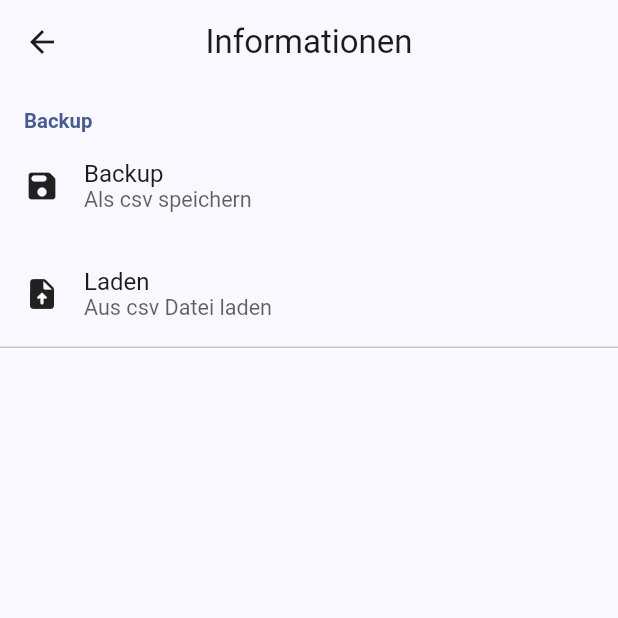
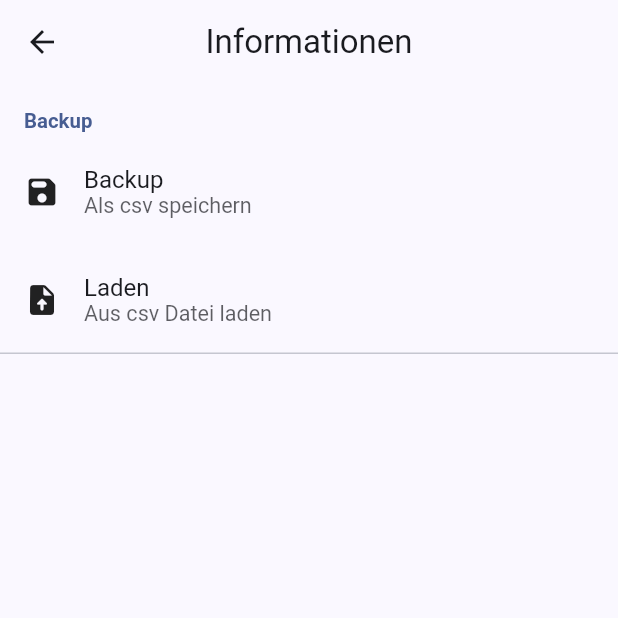
Before and after one commit to RedCommander735/Spritverbrauch, a Flutter app: the Settings screen opened directly, after a tap on "Allgemein", on a phone screen of 412 x 824 dp, the top half of it. Run offline on Flutter 3.47's test engine with Material 3 defaults, Android fonts, the phone set to English and light mode, and no system bars; drawn by our look-alikes of dynamic_color; our stand-ins replace package_info_plus, shared_preferences, sqflite; missing offline and left inert: icon_decoration; accounts and stored records are empty.

Commit message:
style: added spacing below group headline

```diff
--- a/lib/src/components/settings/settings_group.dart
+++ b/lib/src/components/settings/settings_group.dart
@@ -13,7 +13,7 @@ class SettingsGroup extends StatelessWidget {
         Row(
           children: [
             Padding(
-              padding: const EdgeInsets.only(left: 16, top: 16),
+              padding: const EdgeInsets.only(left: 16, top: 16, bottom: 4),
               child: Text(
                 title,
                 style: TextStyle(
```
